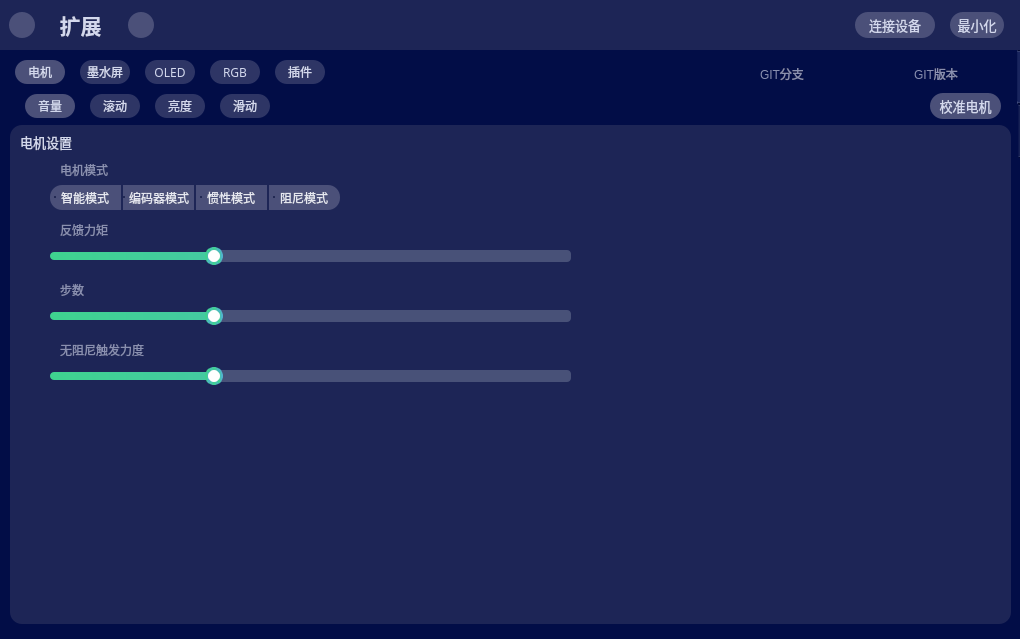
Qt form ui/mainwindow.ui (Huiyicc/hw75-tools) before a commit.
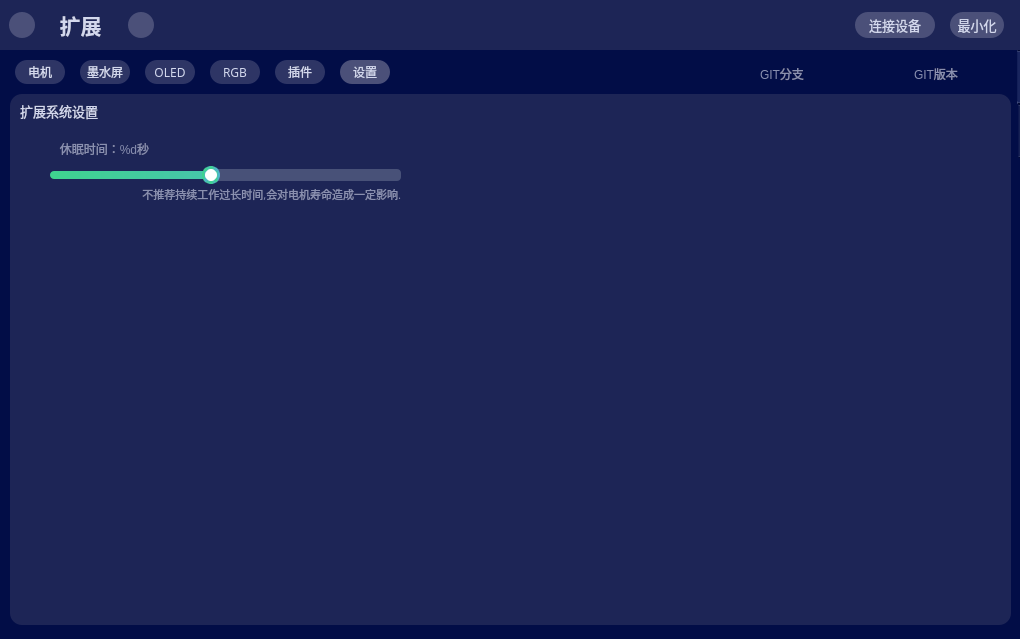
The same form after that commit. Icons and pictures are not drawn.

Commit message: pre: - 设置扩展系统相关配置

The edit to the form file:
```diff
--- a/ui/mainwindow.ui
+++ b/ui/mainwindow.ui
@@ -316,7 +316,7 @@
        <enum>QTabWidget::Rounded</enum>
       </property>
       <property name="currentIndex">
-       <number>0</number>
+       <number>5</number>
       </property>
       <widget class="QWidget" name="ctrl_tab_knob">
        <attribute name="title">
@@ -752,7 +752,7 @@
          <property name="geometry">
           <rect>
            <x>30</x>
-           <y>150</y>
+           <y>210</y>
            <width>561</width>
            <height>61</height>
           </rect>
@@ -768,7 +768,7 @@
 }</string>
          </property>
          <property name="title">
-          <string>步数</string>
+          <string>编码器步数</string>
          </property>
          <widget class="QSlider" name="ctrl_knob_horizontalSlider_step">
           <property name="geometry">
@@ -848,7 +848,7 @@
          <property name="geometry">
           <rect>
            <x>30</x>
-           <y>210</y>
+           <y>270</y>
            <width>561</width>
            <height>61</height>
           </rect>
@@ -864,7 +864,7 @@
 }</string>
          </property>
          <property name="title">
-          <string>无阻尼触发力度</string>
+          <string>惯性模式触发力度</string>
          </property>
          <widget class="QSlider" name="ctrl_knob_horizontalSlider_limit">
           <property name="geometry">
@@ -1810,6 +1810,207 @@
         </widget>
        </widget>
       </widget>
+      <widget class="QWidget" name="ctrl_tab_sysconfig">
+       <attribute name="title">
+        <string>设置</string>
+       </attribute>
+       <widget class="QGroupBox" name="groupBox_11">
+        <property name="geometry">
+         <rect>
+          <x>10</x>
+          <y>10</y>
+          <width>1001</width>
+          <height>531</height>
+         </rect>
+        </property>
+        <property name="font">
+         <font>
+          <family>黑体</family>
+          <pointsize>10</pointsize>
+          <bold>false</bold>
+         </font>
+        </property>
+        <property name="styleSheet">
+         <string notr="true">QGroupBox {
+    border: none; /* 移除边框 */
+	background:rgb(29, 37, 86);
+	color: rgb(211, 216, 237);
+	border-radius: 12px;
+
+}
+QGroupBox::title {
+	margin-top: 8px;
+	margin-left: 8px;
+}</string>
+        </property>
+        <property name="title">
+         <string>扩展系统设置</string>
+        </property>
+        <widget class="QScrollArea" name="ctrl_plugin_scrollArea_sysconfigview">
+         <property name="enabled">
+          <bool>true</bool>
+         </property>
+         <property name="geometry">
+          <rect>
+           <x>10</x>
+           <y>30</y>
+           <width>981</width>
+           <height>491</height>
+          </rect>
+         </property>
+         <property name="styleSheet">
+          <string notr="true">border: none;
+background:rgb(29, 37, 86);
+color: rgb(211, 216, 237);
+border-radius: 12px;</string>
+         </property>
+         <property name="widgetResizable">
+          <bool>true</bool>
+         </property>
+         <widget class="QWidget" name="scrollAreaWidgetContents_2">
+          <property name="geometry">
+           <rect>
+            <x>0</x>
+            <y>0</y>
+            <width>981</width>
+            <height>491</height>
+           </rect>
+          </property>
+          <widget class="QGroupBox" name="ctrl_setting_sleep_time_groupBox">
+           <property name="geometry">
+            <rect>
+             <x>20</x>
+             <y>10</y>
+             <width>371</width>
+             <height>71</height>
+            </rect>
+           </property>
+           <property name="styleSheet">
+            <string notr="true">QGroupBox {
+    border: none; /* 移除边框 */
+	color:rgb(138, 144, 176);
+}
+QGroupBox::title {
+	margin-top: 8px;
+	margin-left: 18px;
+}</string>
+           </property>
+           <property name="title">
+            <string>休眠时间：%d秒</string>
+           </property>
+           <widget class="QLabel" name="ctrl_knob_label_feedback_2">
+            <property name="geometry">
+             <rect>
+              <x>532</x>
+              <y>26</y>
+              <width>31</width>
+              <height>31</height>
+             </rect>
+            </property>
+            <property name="font">
+             <font>
+              <family>黑体</family>
+              <pointsize>10</pointsize>
+             </font>
+            </property>
+            <property name="styleSheet">
+             <string notr="true">background:rgb(29, 37, 86);
+color:rgb(138, 144, 176);</string>
+            </property>
+            <property name="text">
+             <string/>
+            </property>
+            <property name="alignment">
+             <set>Qt::AlignCenter</set>
+            </property>
+           </widget>
+           <widget class="QSlider" name="ctrl_setting_sleep_time_horizontalSlider">
+            <property name="enabled">
+             <bool>true</bool>
+            </property>
+            <property name="geometry">
+             <rect>
+              <x>10</x>
+              <y>30</y>
+              <width>351</width>
+              <height>22</height>
+             </rect>
+            </property>
+            <property name="styleSheet">
+             <string notr="true">QSlider
+{
+    background:rgba(0,0,0,0);
+    border-style: outset;
+    border-radius: 3px;
+}
+
+QSlider::groove:horizontal
+{
+    height: 8px;
+background:qlineargradient(x1:0, y1:1, x2:1, y2:1, stop:0 #3fd38f, stop:1 #50b4cb);
+    margin: 2px 0;
+border-radius:4px;
+}
+QSlider::handle:horizontal
+{
+    background: #fff;
+    width: 12px;
+    height: 12px;
+    margin: -5px 6px -5px 6px;
+    border-radius:9px;
+    border: 3px solid qlineargradient(x1:0, y1:1, x2:1, y2:1, stop:0 #3fd38f, stop:1 #50b4cb);
+}
+QSlider::add-page:horizontal
+{
+    height: 8px;
+background: rgb(72,81,120);
+border-radius:4px;
+}</string>
+            </property>
+            <property name="minimum">
+             <number>5</number>
+            </property>
+            <property name="maximum">
+             <number>60</number>
+            </property>
+            <property name="value">
+             <number>30</number>
+            </property>
+            <property name="orientation">
+             <enum>Qt::Horizontal</enum>
+            </property>
+           </widget>
+           <widget class="QLabel" name="label_10">
+            <property name="geometry">
+             <rect>
+              <x>10</x>
+              <y>50</y>
+              <width>351</width>
+              <height>20</height>
+             </rect>
+            </property>
+            <property name="font">
+             <font>
+              <family>黑体</family>
+              <pointsize>8</pointsize>
+             </font>
+            </property>
+            <property name="styleSheet">
+             <string notr="true">background:rgb(29, 37, 86);
+color:rgb(138, 144, 176);</string>
+            </property>
+            <property name="text">
+             <string>不推荐持续工作过长时间,会对电机寿命造成一定影响.</string>
+            </property>
+            <property name="alignment">
+             <set>Qt::AlignRight|Qt::AlignTrailing|Qt::AlignVCenter</set>
+            </property>
+           </widget>
+          </widget>
+         </widget>
+        </widget>
+       </widget>
+      </widget>
      </widget>
      <widget class="QGroupBox" name="ctrl_groupBox_version">
       <property name="geometry">
```
Left out of the diff: 99 changed lines with no effect on the pictures. The commit also changes 25 other files.
